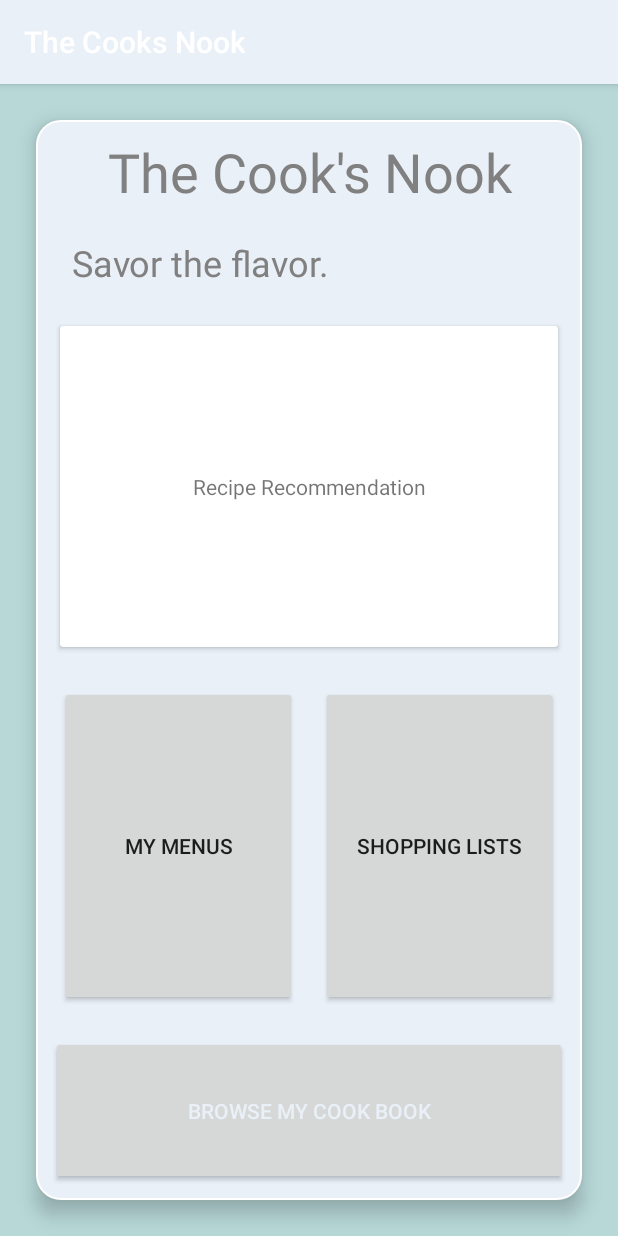
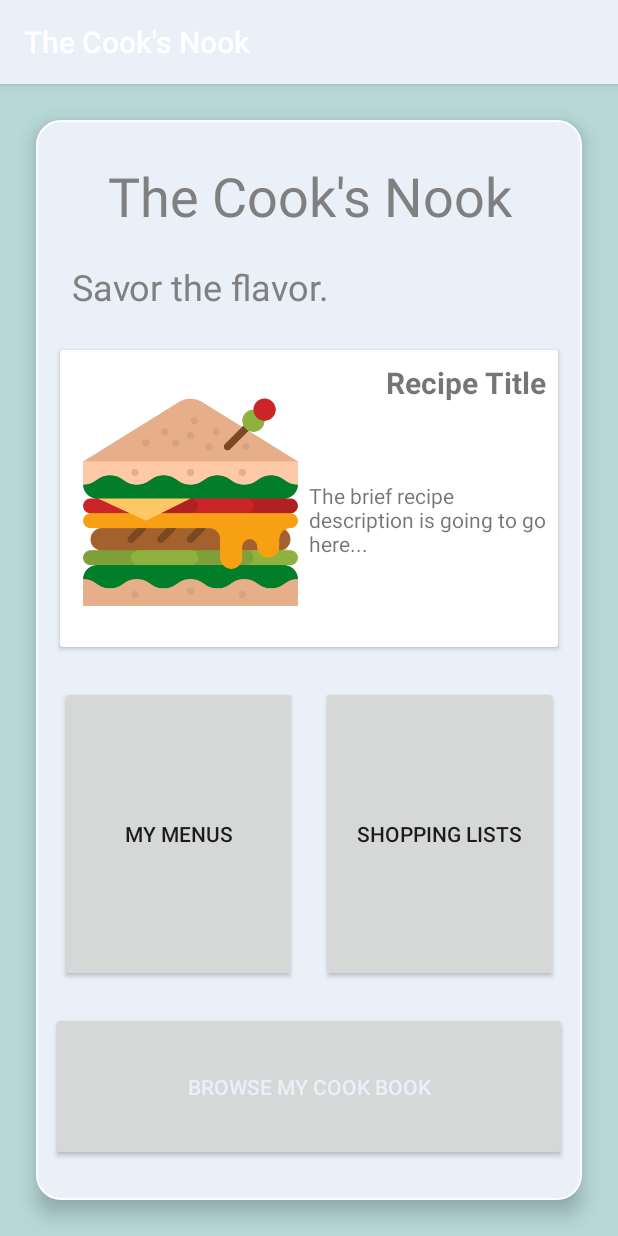
Before and after one commit to vestes22/TheCooksNook, an Android app: the HomeScreenActivity screen opened directly, with no data from a screen before it, on a phone screen of 412 x 824 dp. Run offline under Robolectric (Android 15) with nearby library versions, the phone set to English and light mode, and no system bars; plain views replace NeumorphButton, NeumorphCardView.

Commit message:
Design upgrades in multiple menus. Additional classes created for the Room database.

```diff
--- a/app/src/main/res/layout/activity_home_screen.xml
+++ b/app/src/main/res/layout/activity_home_screen.xml
@@ -15,6 +15,8 @@
         android:layout_marginTop="24dp"
         android:layout_marginRight="24dp"
         android:layout_marginBottom="24dp"
+        android:paddingTop="16dp"
+        android:paddingBottom="16dp"
         android:background="@drawable/neumorphism_background_style"
         android:orientation="vertical"
         android:elevation="8dp">
@@ -71,11 +73,57 @@
             app:layout_constraintStart_toStartOf="parent"
             app:layout_constraintTop_toBottomOf="@+id/recipe_recommendation_text">
 
-            <TextView
+            <androidx.constraintlayout.widget.ConstraintLayout
                 android:layout_width="match_parent"
                 android:layout_height="match_parent"
-                android:gravity="center"
-                android:text = "Recipe Recommendation"/>
+                android:paddingStart="8dp"
+                android:paddingEnd="8dp"
+                android:paddingTop="8dp"
+                android:paddingBottom="8dp">
+
+                <ImageView
+                    android:id="@+id/recipe_image"
+                    android:layout_width="0dp"
+                    android:layout_height="0dp"
+                    android:src="@drawable/sandwich"
+                    android:layout_marginStart="0dp"
+                    android:layout_marginEnd="0dp"
+                    app:layout_constraintBottom_toBottomOf="parent"
+                    app:layout_constraintEnd_toStartOf="@+id/recipe_description"
+                    app:layout_constraintStart_toStartOf="parent"
+                    app:layout_constraintTop_toTopOf="parent"
+                    android:layout_marginBottom="8dp"
+                    android:layout_marginTop="8dp"
+                    app:layout_constraintHorizontal_bias="1"/>
+
+                <TextView
+                    android:id="@+id/recipe_title"
+                    android:layout_width="wrap_content"
+                    android:layout_height="wrap_content"
+                    android:gravity="end"
+                    android:textSize="20dp"
+                    android:textStyle="bold"
+                    android:text = "Recipe Title"
+                    app:layout_constraintEnd_toEndOf="parent"
+                    app:layout_constraintTop_toTopOf="parent" />
+
+                <TextView
+                    android:id="@+id/recipe_description"
+                    android:layout_width="0dp"
+                    android:layout_height="wrap_content"
+                    android:text="The brief recipe description is going to go here..."
+                    android:maxLines="3"
+                    android:lines="3"
+                    android:layout_marginStart="0dp"
+                    android:layout_marginEnd="0dp"
+                    app:layout_constraintBottom_toBottomOf="parent"
+                    app:layout_constraintTop_toBottomOf="@+id/recipe_title"
+                    app:layout_constraintEnd_toEndOf="parent"
+                    app:layout_constraintStart_toEndOf="@+id/recipe_image"
+                    app:layout_constraintHorizontal_bias="3"/>
+
+            </androidx.constraintlayout.widget.ConstraintLayout>
+
     </soup.neumorphism.NeumorphCardView>
 
         <androidx.constraintlayout.widget.Barrier
--- a/app/src/main/res/values/strings.xml
+++ b/app/src/main/res/values/strings.xml
@@ -1,5 +1,5 @@
 <resources>
-    <string name="app_name">The Cooks Nook</string>
+    <string name="app_name">The Cook\'s Nook</string>
     <string name="cook_book_title">Virginia\'s Cook Book</string>
     <string name="breakfast_text">Breakfast</string>
     <string name="breakfast_icon_desc">Pancakes with syrup.</string>
--- a/app/src/main/res/values/styles.xml
+++ b/app/src/main/res/values/styles.xml
@@ -6,6 +6,15 @@
         <item name="colorPrimary">@color/colorPrimary</item>
         <item name="colorPrimaryDark">@color/colorPrimaryDark</item>
         <item name="colorAccent">@color/colorAccent</item>
+        <item name="actionMenuTextColor">@color/colorPrimaryLight</item>
+    </style>
+
+    <style name="myTheme" parent="Theme.AppCompat.Light.DarkActionBar">
+        <item name="android:textColorPrimary">@color/colorPrimaryLight</item>
+    </style>
+
+    <style name="AppTheme.ActionBar.Text" parent="@android:style/TextAppearance">
+        <item name="android:textColor">@color/colorPrimaryLight</item>
     </style>
 
 </resources>
```
Also changed, not shown: app/src/main/java/com/codelovely/thecooksnook/data/Menu.java (added, +18 -0 lines), app/src/main/java/com/codelovely/thecooksnook/data/MenuDao.java (added, +12 -0 lines), app/src/main/java/com/codelovely/thecooksnook/data/ShoppingList.java (added, +19 -0 lines), app/src/main/java/com/codelovely/thecooksnook/data/ShoppingListDao.java (added, +12 -0 lines), app/src/main/java/com/codelovely/thecooksnook/data/UserMenu.java (added, +21 -0 lines), app/src/main/java/com/codelovely/thecooksnook/data/UserMenuDao.java (added, +12 -0 lines), app/src/main/java/com/codelovely/thecooksnook/data/UserShoppingList.java (added, +16 -0 lines), app/src/main/res/layout/activity_cook_book_home.xml (+37 -2 lines).
